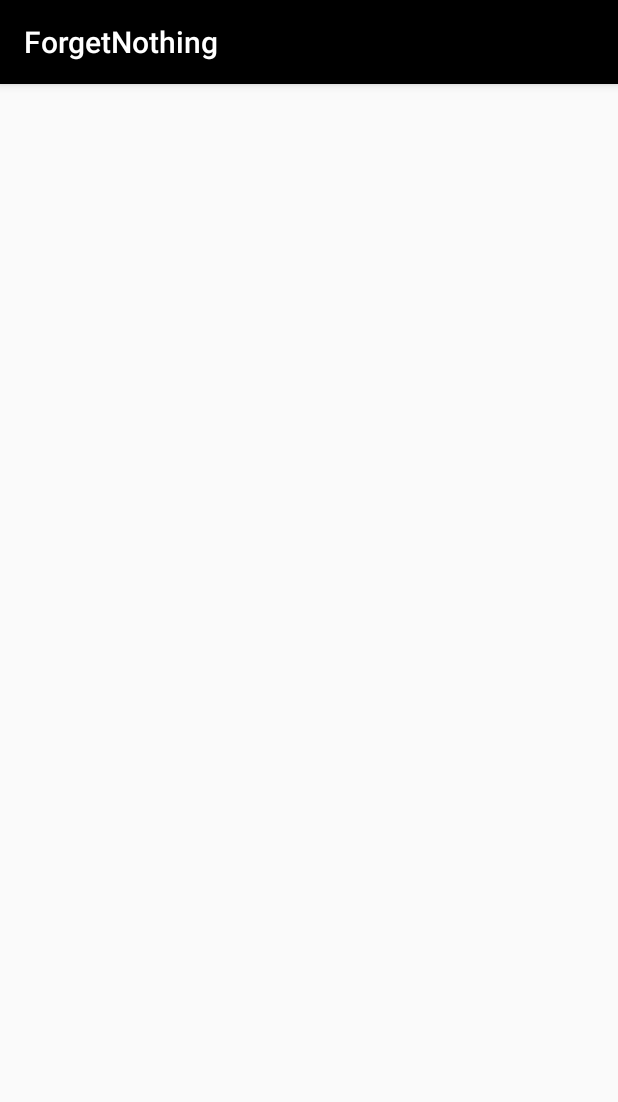
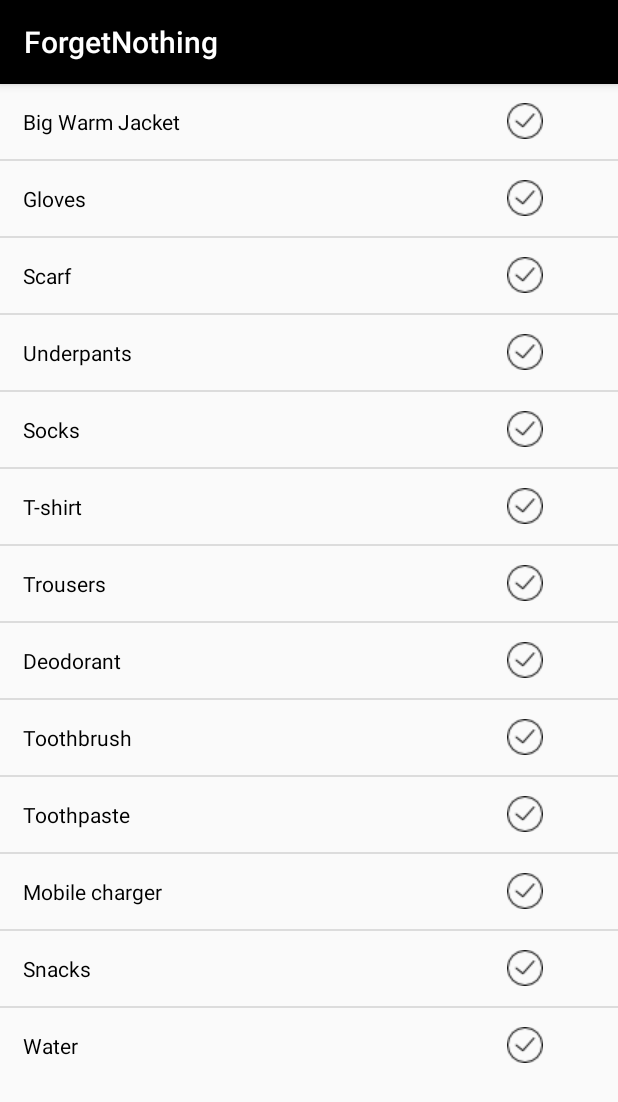
Before and after one commit to HackathonThings/ForgetNothing, an Android app: the TemperatureActivity screen opened directly, with no data from a screen before it, on a phone screen of 412 x 824 dp. Shown: the top 1102 px of the screen. Run offline under Robolectric (Android 15) with nearby library versions, the phone set to English and light mode, and no system bars.

Commit message:
Base de Dades Hard-coded, CheckViewTexts segona activity

```diff
--- /dev/null
+++ b/app/src/main/java/com/example/hackbdx/CustomAdapter.java
@@ -0,0 +1,65 @@
+package com.example.hackbdx;
+
+import android.content.Context;
+import android.view.LayoutInflater;
+import android.view.View;
+import android.view.ViewGroup;
+import android.widget.BaseAdapter;
+import android.widget.CheckedTextView;
+import android.widget.Toast;
+
+public class CustomAdapter extends BaseAdapter {
+    String[] names;
+    Context context;
+    LayoutInflater inflter;
+    String value;
+
+    public CustomAdapter(Context context, String[] names) {
+        this.context = context;
+        this.names = names;
+        inflter = (LayoutInflater.from(context));
+
+    }
+
+    @Override
+    public int getCount() {
+        return names.length;
+    }
+
+    @Override
+    public Object getItem(int position) {
+        return null;
+    }
+
+    @Override
+    public long getItemId(int position) {
+        return 0;
+    }
+
+    @Override
+    public View getView(int position, View view, ViewGroup parent) {
+        view = inflter.inflate(R.layout.list_item, null);
+        final CheckedTextView simpleCheckedTextView = view.findViewById(R.id.simpleCheckedTextView);
+        simpleCheckedTextView.setText(names[position]);
+// perform on Click Event Listener on CheckedTextView
+        simpleCheckedTextView.setOnClickListener(new View.OnClickListener() {
+            @Override
+            public void onClick(View v) {
+
+                if (simpleCheckedTextView.isChecked()) {
+// set cheek mark drawable and set checked property to false
+                    value = "un-Checked";
+                    simpleCheckedTextView.setCheckMarkDrawable(R.drawable.unchecked);
+                    simpleCheckedTextView.setChecked(false);
+                } else {
+// set cheek mark drawable and set checked property to true
+                    value = "Checked";
+                    simpleCheckedTextView.setCheckMarkDrawable(R.drawable.checked);
+                    simpleCheckedTextView.setChecked(true);
+                }
+                Toast.makeText(context, value, Toast.LENGTH_SHORT).show();
+            }
+        });
+        return view;
+    }
+}
--- a/app/src/main/java/com/example/hackbdx/DataBase/EjemploDB.java
+++ b/app/src/main/java/com/example/hackbdx/DataBase/EjemploDB.java
@@ -30,12 +30,12 @@ public class EjemploDB extends SQLiteOpenHelper {
         super(context, DATABASE_NAME, null, DATABASE_VERSION);
     }
 
-
+    @Override
     public void onCreate(SQLiteDatabase db) {
         db.execSQL(SQL_CREAR);
     }
 
-
+    @Override
     public void onUpgrade(SQLiteDatabase db, int oldVersion, int newVersion) {
     }
 
--- a/app/src/main/java/com/example/hackbdx/TemperatureActivity.java
+++ b/app/src/main/java/com/example/hackbdx/TemperatureActivity.java
@@ -4,15 +4,19 @@ import android.content.Intent;
 import android.support.v7.app.AppCompatActivity;
 import android.os.Bundle;
 import android.util.Log;
+import android.widget.ListView;
 import android.widget.TextView;
 import android.widget.Toast;
 
 import com.example.hackbdx.network.GetTemperature;
 import com.example.hackbdx.network.Main;
 import com.example.hackbdx.network.TempData;
+import com.example.hackbdx.CustomAdapter;
 import com.google.gson.Gson;
 
 import java.io.IOException;
+import java.util.ArrayList;
+import java.util.LinkedList;
 
 import okhttp3.OkHttpClient;
 import okhttp3.Request;
@@ -22,15 +26,17 @@ import retrofit2.Callback;
 import retrofit2.Retrofit;
 import retrofit2.converter.gson.GsonConverterFactory;
 
-
+//TODO: Al activity_temperature.xml posar ListView com a root ViewGroup
 public class TemperatureActivity extends AppCompatActivity {
     private static final String KEY = "a5db0120056b7c1f3220d634b3148994";
     private static final String TAG = "package.hackbdx";
     private String n_day;
     private String ciutat;
-    float temperatura;
-    float humidity;
-    float pressure;
+    public float temperatura;
+    public float humidity;
+    public float pressure;
+    public ListView listView;
+    String[] llista;
 
 
 
@@ -44,6 +50,12 @@ public class TemperatureActivity extends AppCompatActivity {
             ciutat = (String)extras.get("ciutat");
             n_day = extras.getString("comptador");
         }
+
+        listView = findViewById(R.id.listView);
+        inicialitzaLlista();
+        CustomAdapter customAdapter = new CustomAdapter(TemperatureActivity.this, llista);
+        listView.setAdapter(customAdapter);
+
         Log.d(TAG, "Torno a ser al main jeje");
         try {
             run("https://api.openweathermap.org/data/2.5/forecast?q=" + ciutat + "&appid=a5db0120056b7c1f3220d634b3148994");
@@ -79,18 +91,46 @@ public class TemperatureActivity extends AppCompatActivity {
                 runOnUiThread(new Runnable() {
                                   @Override
                                   public void run() {
-                                      TextView t = (TextView) findViewById(R.id.temp);
+                                      /*TextView t = (TextView) findViewById(R.id.temp);
                                       t.setText(Float.toString(temperatura));
 
                                       TextView t3 = (TextView) findViewById(R.id.humidity);
                                       t3.setText(Float.toString(humidity));
 
                                       TextView t4 = (TextView) findViewById(R.id.pressure);
-                                      t4.setText(Float.toString(pressure));
+                                      t4.setText(Float.toString(pressure));*/
+
                                   }
                               }
                 );
             }
         });
     }
+
+    public void inicialitzaLlista() {
+        ArrayList<String> mllista = new ArrayList<String>();
+
+        if (temperatura < 15 && temperatura > 5) {
+            mllista.add("Jacket");
+        }
+        else if(temperatura < 5) {
+            mllista.add("Big Warm Jacket");
+            mllista.add("Gloves");
+            mllista.add("Scarf");
+        }
+
+        mllista.add("Underpants");
+        mllista.add("Socks");
+        mllista.add("T-shirt");
+        mllista.add("Trousers");
+        mllista.add("Deodorant");
+        mllista.add("Toothbrush");
+        mllista.add("Toothpaste");
+        mllista.add("Mobile charger");
+        mllista.add("Snacks");
+        mllista.add("Water");
+
+        llista = new String[mllista.size()];
+        llista = mllista.toArray(llista);
+    }
 }
--- a/app/src/main/res/layout/activity_main.xml
+++ b/app/src/main/res/layout/activity_main.xml
@@ -44,7 +44,8 @@
             android:id="@+id/textsitio"
             android:layout_width="match_parent"
             android:layout_height="wrap_content"
-            android:inputType="text" />
+            android:inputType="text"
+            android:hint="City name"/>
 
     </LinearLayout>
 
@@ -73,7 +74,9 @@
             android:id="@+id/textnumero"
             android:layout_width="50dp"
             android:layout_height="wrap_content"
-            android:inputType="text" />
+            android:inputType="number"
+            android:hint="#"
+            android:gravity="center_horizontal"/>
 
     </LinearLayout>
 
--- a/app/src/main/res/layout/activity_temperature.xml
+++ b/app/src/main/res/layout/activity_temperature.xml
@@ -1,29 +1,17 @@
 <?xml version="1.0" encoding="utf-8"?>
-<LinearLayout xmlns:android="http://schemas.android.com/apk/res/android"
+<RelativeLayout xmlns:android="http://schemas.android.com/apk/res/android"
     xmlns:app="http://schemas.android.com/apk/res-auto"
     xmlns:tools="http://schemas.android.com/tools"
     android:layout_width="match_parent"
     android:layout_height="match_parent"
-    android:orientation="vertical"
     tools:context="com.example.hackbdx.TemperatureActivity">
 
+    <ListView
+        android:id="@+id/listView"
+        android:layout_width="match_parent"
+        android:layout_height="wrap_content">
 
-    <TextView
-        android:id="@+id/temp"
-        android:layout_width="wrap_content"
-        android:layout_height="wrap_content"
-        tools:text="Text0" />
+    </ListView>
 
-    <TextView
-        android:id="@+id/pressure"
-        android:layout_width="wrap_content"
-        android:layout_height="wrap_content"
-        tools:text="Text2" />
 
-    <TextView
-        android:id="@+id/humidity"
-        android:layout_width="wrap_content"
-        android:layout_height="wrap_content"
-        tools:text="Text2" />
-
-</LinearLayout>
+</RelativeLayout>
--- /dev/null
+++ b/app/src/main/res/layout/list_item.xml
@@ -0,0 +1,19 @@
+<?xml version="1.0" encoding="utf-8"?>
+<LinearLayout xmlns:android="http://schemas.android.com/apk/res/android"
+    android:layout_width="match_parent"
+    android:layout_height="match_parent"
+    android:orientation="vertical">
+
+    <CheckedTextView
+        android:id="@+id/simpleCheckedTextView"
+        android:layout_width="match_parent"
+        android:layout_height="50dp"
+        android:checked="false"
+        android:gravity="center_vertical"
+        android:paddingLeft="15dp"
+        android:textColor="#000"
+        android:text="Checked Text View Example"
+        android:layout_marginRight="50dp"
+        android:checkMark="@drawable/unchecked"/>
+
+</LinearLayout>
--- a/app/src/main/res/values/strings.xml
+++ b/app/src/main/res/values/strings.xml
@@ -1,7 +1,6 @@
 <resources>
     <string name="app_name">ForgetNothing</string>
     <string name="spinner_title"></string>
-
     <string name="city_prompt">Choose a country</string>
 
 
```
Also changed, not shown: app/src/main/res/drawable/checked.png (added), app/src/main/res/drawable/unchecked.png (added).
